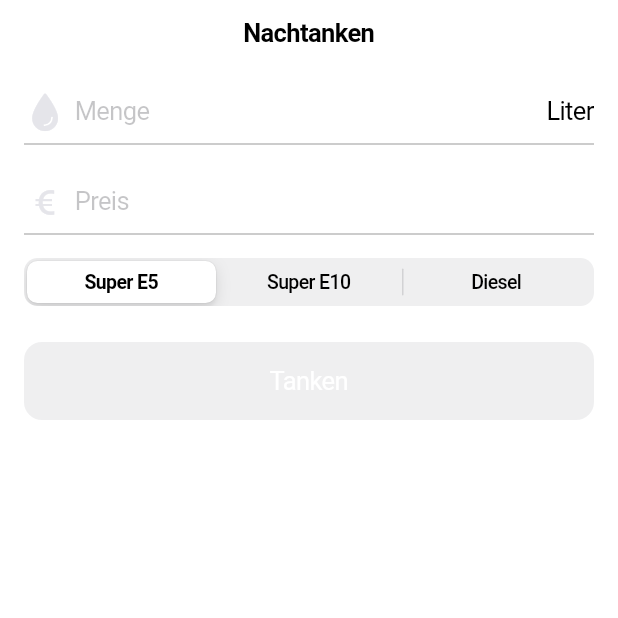
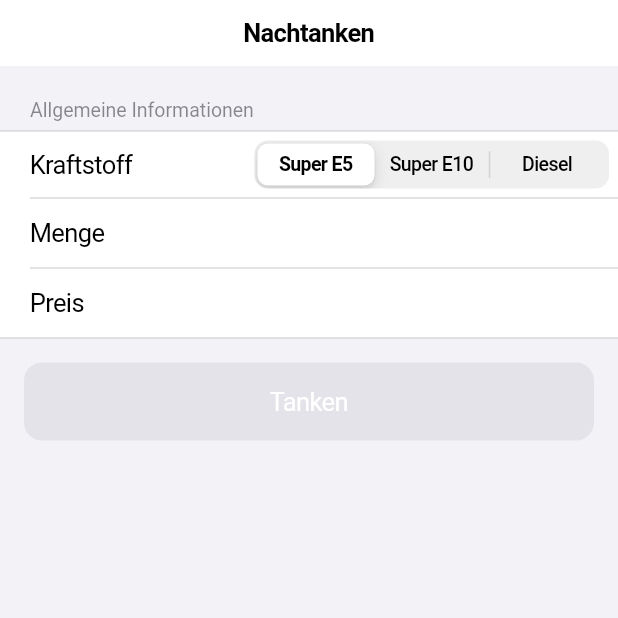
Before and after one commit to lucaschmider/Fueler, a Flutter app: the RefuelMain screen opened directly, on a phone screen of 412 x 824 dp, the top half of it. Run offline on Flutter 3.47's test engine with Material 2 defaults, Android fonts, the light colour scheme and no system bars; our stand-ins replace modal_bottom_sheet, sqflite; accounts and stored records are empty.

Commit message:
upgrade to flutter 2

```diff
--- a/lib/pages/refuel/refuel-main.dart
+++ b/lib/pages/refuel/refuel-main.dart
@@ -1,4 +1,6 @@
 import 'package:flutter/cupertino.dart';
+import 'package:flutter/material.dart';
+import 'package:flutter/services.dart';
 import 'package:flutter/widgets.dart';
 import 'package:fueler/model/app-state.model.dart';
 import 'package:fueler/model/refueling.model.dart';
@@ -14,96 +16,32 @@ class _RefuelMainState extends State<RefuelMain> {
   FuelType _fuelType = FuelType.Gazoline5;
   double _amount = 0;
   double _totalPrice = 0;
-  TextEditingController _amountController;
-  TextEditingController _priceController;
 
   bool _isDisabled() =>
-      _fuelType == null ||
       _amount == null ||
       _amount <= 0 ||
       _totalPrice == null ||
       _totalPrice <= 0;
 
-  Widget _buildAmountField() {
-    return CupertinoTextField(
-      controller: _amountController,
-      prefix: const Icon(
-        CupertinoIcons.drop_fill,
-        color: CupertinoColors.lightBackgroundGray,
-        size: 28,
-      ),
-      suffix: Text("Liter"),
-      padding: const EdgeInsets.symmetric(horizontal: 6, vertical: 12),
-      clearButtonMode: OverlayVisibilityMode.editing,
-      keyboardType: TextInputType.number,
-      autocorrect: false,
-      decoration: const BoxDecoration(
-        border: Border(
-          bottom: BorderSide(
-            width: 0,
-            color: CupertinoColors.inactiveGray,
-          ),
-        ),
-      ),
-      placeholder: "Menge",
-      onChanged: (newAmount) {
-        setState(() => _amount = double.tryParse(newAmount));
-      },
-    );
-  }
-
-  Widget _buildTotalPriceField() {
-    return CupertinoTextField(
-      controller: _priceController,
-      prefix: const Icon(
-        CupertinoIcons.money_euro,
-        color: CupertinoColors.lightBackgroundGray,
-        size: 28,
-      ),
-      padding: const EdgeInsets.symmetric(horizontal: 6, vertical: 12),
-      clearButtonMode: OverlayVisibilityMode.editing,
-      keyboardType: TextInputType.number,
-      autocorrect: false,
-      decoration: const BoxDecoration(
-        border: Border(
-          bottom: BorderSide(
-            width: 0,
-            color: CupertinoColors.inactiveGray,
-          ),
-        ),
-      ),
-      placeholder: "Preis",
-      onChanged: (newPrice) {
-        setState(() {
-          return _totalPrice = double.tryParse(newPrice);
-        });
-      },
-    );
-  }
-
   @override
   Widget build(BuildContext context) {
     return CupertinoPageScaffold(
+      navigationBar: CupertinoNavigationBar(
+        automaticallyImplyLeading: false,
+        middle: Text("Nachtanken"),
+      ),
+      resizeToAvoidBottomInset: false,
+      child: SafeArea(
+        child: Container(
+          color: CupertinoColors.systemGroupedBackground,
+          child: Form(
             child: Column(
-        children: <Widget>[
-          CupertinoNavigationBar(
-            middle: Text("Nachtanken"),
-            automaticallyImplyLeading: false,
-          ),
-          Column(
               children: [
-              Padding(
-                  padding:
-                      EdgeInsets.symmetric(horizontal: 16.0, vertical: 8.0),
-                  child: _buildAmountField()),
-              Padding(
-                padding: EdgeInsets.symmetric(horizontal: 16.0, vertical: 8.0),
-                child: _buildTotalPriceField(),
-              ),
-              Padding(
-                padding: EdgeInsets.symmetric(horizontal: 16.0, vertical: 8.0),
-                child: SizedBox(
-                  width: double.maxFinite,
+                CupertinoFormSection(
+                  header: Text("Allgemeine Informationen"),
+                  children: [
+                    CupertinoFormRow(
+                      prefix: Text("Kraftstoff"),
                       child: CupertinoSlidingSegmentedControl(
                         groupValue: _fuelType,
                         children: {
@@ -116,9 +54,28 @@ class _RefuelMainState extends State<RefuelMain> {
                         }),
                       ),
                     ),
+                    CupertinoTextFormFieldRow(
+                      prefix: Text("Menge"),
+                      keyboardType: TextInputType.numberWithOptions(
+                          decimal: true, signed: false),
+                      onChanged: (value) => setState(() {
+                        _amount = double.tryParse(value);
+                      }),
+                      textAlign: TextAlign.end,
+                    ),
+                    CupertinoTextFormFieldRow(
+                      prefix: Text("Preis"),
+                      keyboardType: TextInputType.numberWithOptions(
+                          decimal: true, signed: false),
+                      onChanged: (value) => setState(() {
+                        _totalPrice = double.tryParse(value);
+                      }),
+                      textAlign: TextAlign.end,
+                    ),
+                  ],
                 ),
                 Padding(
-                padding: const EdgeInsets.all(16.0),
+                  padding: EdgeInsets.all(16),
                   child: SizedBox(
                     width: double.maxFinite,
                     child: CupertinoButton.filled(
@@ -126,11 +83,12 @@ class _RefuelMainState extends State<RefuelMain> {
                       onPressed: _isDisabled()
                           ? null
                           : () async {
-                            Refueling newRefueling = Refueling.capture(
+                              var provider = Provider.of<AppStateModel>(context,
+                                  listen: false);
+                              var refueling = Refueling.capture(
                                   _amount, _totalPrice, _fuelType);
-                            Provider.of<AppStateModel>(context, listen: false)
-                                .registerRefueling(newRefueling);
 
+                              await provider.registerRefueling(refueling);
                               Navigator.pop(context);
                             },
                     ),
@@ -138,7 +96,8 @@ class _RefuelMainState extends State<RefuelMain> {
                 ),
               ],
             ),
-        ],
+          ),
+        ),
       ),
     );
   }
--- a/pubspec.yaml
+++ b/pubspec.yaml
@@ -27,8 +27,8 @@ dependencies:
     sdk: flutter
   intl: ^0.16.1
   modal_bottom_sheet: ^1.0.0+1
-  sqflite:
-  path:
+  sqflite: any
+  path: any
 
 
   # The following adds the Cupertino Icons font to your application.
```
Also changed, not shown: pubspec.lock, 7 other files. Lines whose indentation alone changed are shown as unchanged.
